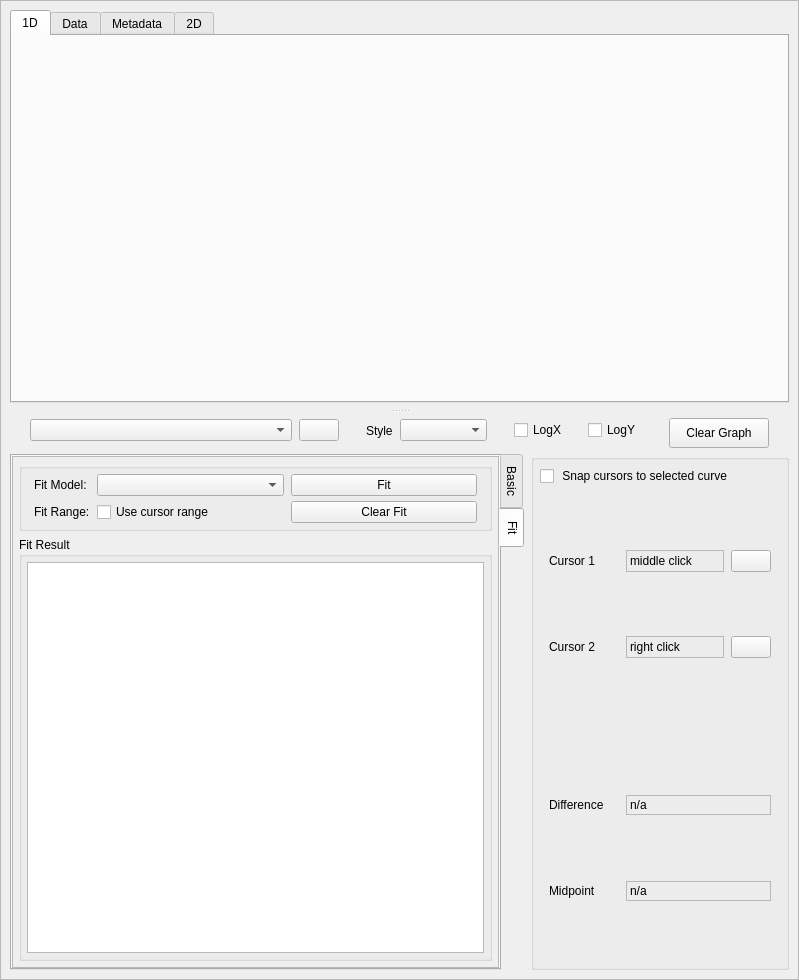
Qt form src/mdaviz/resources/mda_file_viz.ui (BCDA-APS/mdaviz) before a commit.
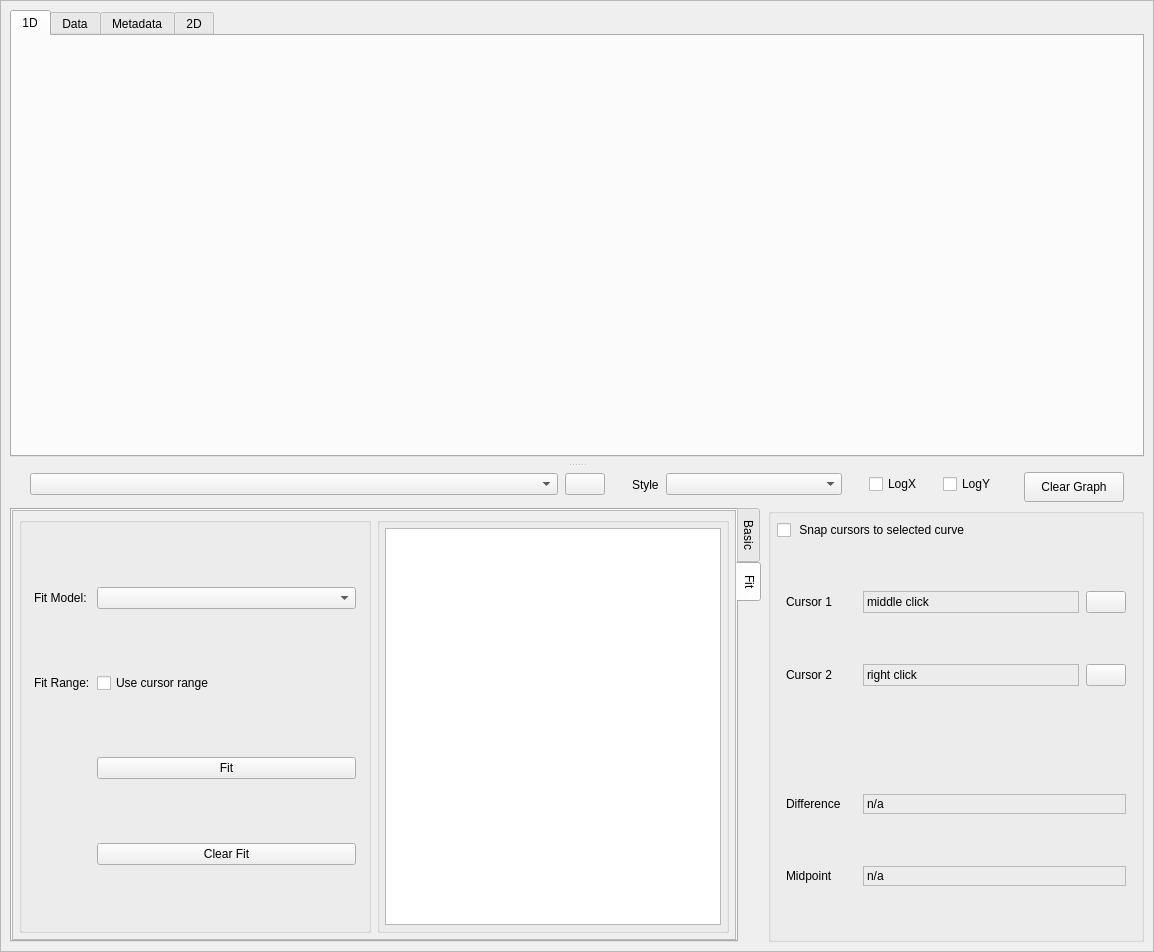
The same form after that commit. The open tabs and pages were chosen to show the change. Icons and pictures are not drawn.

Commit message: Update UI file: move fit result to the right

Patch:
```diff
--- a/src/mdaviz/resources/mda_file_viz.ui
+++ b/src/mdaviz/resources/mda_file_viz.ui
@@ -6,8 +6,8 @@
    <rect>
     <x>0</x>
     <y>0</y>
-    <width>799</width>
-    <height>980</height>
+    <width>1154</width>
+    <height>952</height>
    </rect>
   </property>
   <property name="windowTitle">
@@ -45,8 +45,8 @@
        <rect>
         <x>0</x>
         <y>0</y>
-        <width>797</width>
-        <height>978</height>
+        <width>1152</width>
+        <height>950</height>
        </rect>
       </property>
       <layout class="QHBoxLayout" name="horizontalLayout_2">
@@ -399,7 +399,7 @@
            </item>
            <item>
             <widget class="QWidget" name="widget" native="true">
-             <layout class="QHBoxLayout" name="horizontalLayout" stretch="2,1">
+             <layout class="QHBoxLayout" name="horizontalLayout" stretch="0,1">
               <property name="leftMargin">
                <number>0</number>
               </property>
@@ -762,11 +762,11 @@
                       <rect>
                        <x>0</x>
                        <y>0</y>
-                       <width>462</width>
-                       <height>402</height>
+                       <width>698</width>
+                       <height>460</height>
                       </rect>
                      </property>
-                     <layout class="QVBoxLayout" name="fitContentLayout">
+                     <layout class="QHBoxLayout" name="horizontalLayout_3">
                       <property name="spacing">
                        <number>6</number>
                       </property>
@@ -812,8 +812,8 @@
                          <property name="verticalSpacing">
                           <number>5</number>
                          </property>
-                         <item row="1" column="2">
-                          <widget class="QPushButton" name="clearFitsButton">
+                         <item row="2" column="1">
+                          <widget class="QPushButton" name="fitButton">
                            <property name="sizePolicy">
                             <sizepolicy hsizetype="Preferred" vsizetype="Fixed">
                              <horstretch>1</horstretch>
@@ -824,7 +824,21 @@
                             <string>Remove fit from current curve</string>
                            </property>
                            <property name="text">
-                            <string>Clear Fit</string>
+                            <string>Fit</string>
+                           </property>
+                          </widget>
+                         </item>
+                         <item row="1" column="0">
+                          <widget class="QLabel" name="fitRangeLabel">
+                           <property name="text">
+                            <string>Fit Range:</string>
+                           </property>
+                          </widget>
+                         </item>
+                         <item row="0" column="0">
+                          <widget class="QLabel" name="fitModelLabel">
+                           <property name="text">
+                            <string>Fit Model:</string>
                            </property>
                           </widget>
                          </item>
@@ -851,22 +865,8 @@
                            </property>
                           </widget>
                          </item>
-                         <item row="1" column="0">
-                          <widget class="QLabel" name="fitRangeLabel">
-                           <property name="text">
-                            <string>Fit Range:</string>
-                           </property>
-                          </widget>
-                         </item>
-                         <item row="0" column="0">
-                          <widget class="QLabel" name="fitModelLabel">
-                           <property name="text">
-                            <string>Fit Model:</string>
-                           </property>
-                          </widget>
-                         </item>
-                         <item row="0" column="2">
-                          <widget class="QPushButton" name="fitButton">
+                         <item row="3" column="1">
+                          <widget class="QPushButton" name="clearFitsButton">
                            <property name="sizePolicy">
                             <sizepolicy hsizetype="Preferred" vsizetype="Fixed">
                              <horstretch>1</horstretch>
@@ -877,7 +877,7 @@
                             <string>Perform fit on selected curve</string>
                            </property>
                            <property name="text">
-                            <string>Fit</string>
+                            <string>Clear Fit</string>
                            </property>
                           </widget>
                          </item>
@@ -893,7 +893,7 @@
                          </sizepolicy>
                         </property>
                         <property name="title">
-                         <string>Fit Result</string>
+                         <string/>
                         </property>
                         <layout class="QVBoxLayout" name="fitResultsLayout">
                          <property name="spacing">
```
Left out of the diff: 70 changed lines with no effect on the pictures.
